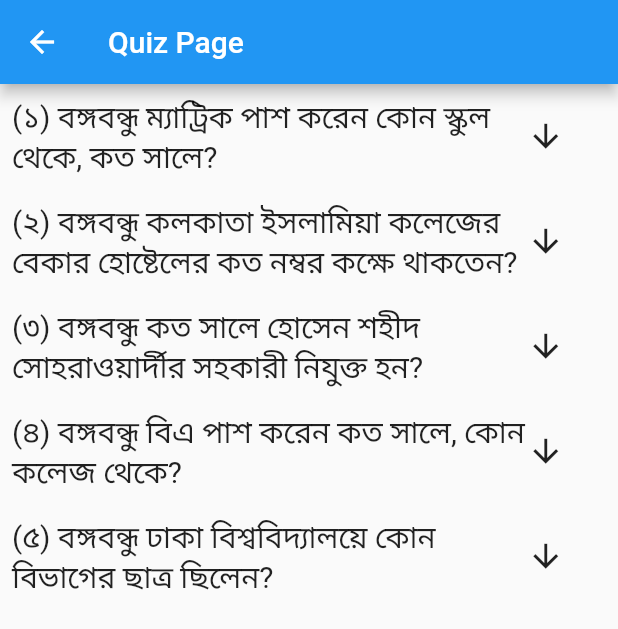
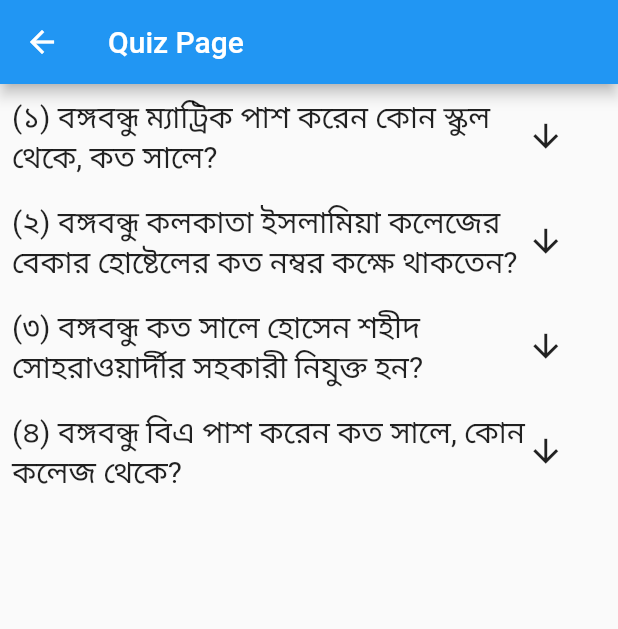
Before and after one commit to ttcapp/rajoan1, a Flutter app: the QuizPage screen opened directly, on a phone screen of 412 x 824 dp. Shown: the top 629 px of the screen. Run offline on Flutter 3.47's test engine with Material 2 defaults, Android fonts, the phone set to English and light mode, and no system bars; missing offline and left inert: slide_drawer; network calls fail.

Commit message:
11.9-11-21

```diff
--- a/lib/quiz_page.dart
+++ b/lib/quiz_page.dart
@@ -5,7 +5,7 @@ List<String> questions=[
   "(২) বঙ্গবন্ধু কলকাতা ইসলামিয়া কলেজের বেকার হোষ্টেলের কত নম্বর কক্ষে থাকতেন?",
   "(৩) বঙ্গবন্ধু কত সালে হোসেন শহীদ সোহরাওয়ার্দীর সহকারী নিযুক্ত হন?",
   "(৪) বঙ্গবন্ধু বিএ পাশ করেন কত সালে, কোন কলেজ থেকে?",
-  "(৫) বঙ্গবন্ধু ঢাকা বিশ্ববিদ্যালয়ে কোন বিভাগের ছাত্র ছিলেন?"
+
 ];
 
 List<String> answers=[
@@ -13,7 +13,7 @@ List<String> answers=[
   "উত্তর: ২৪ নম্বর কক্ষে।",
   "উত্তর: ১৯৪৬ সালে।",
   "উত্তর: ১৯৪৭ সালে কলকাতা ইসলামিয়া কলেজ থেকে।",
-  "উত্তর: আইন বিভাগের।"
+
 
 ];
 List<bool> ansVisibility=[
```
